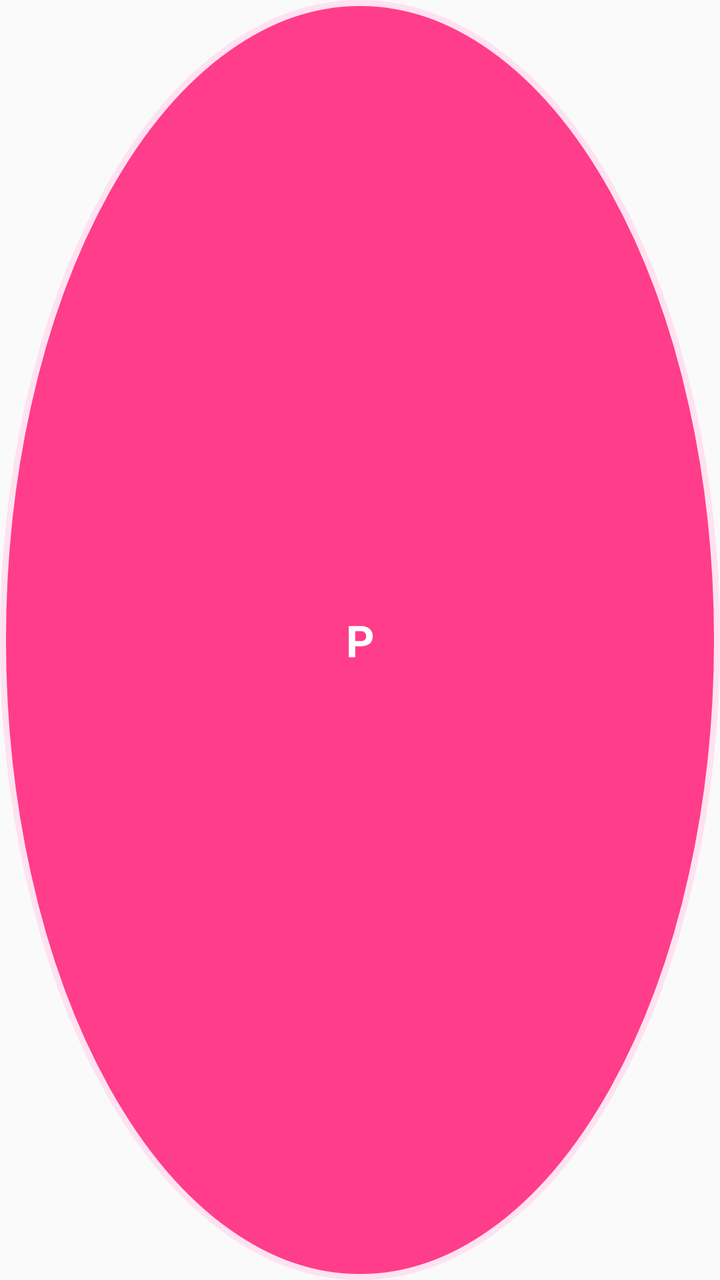
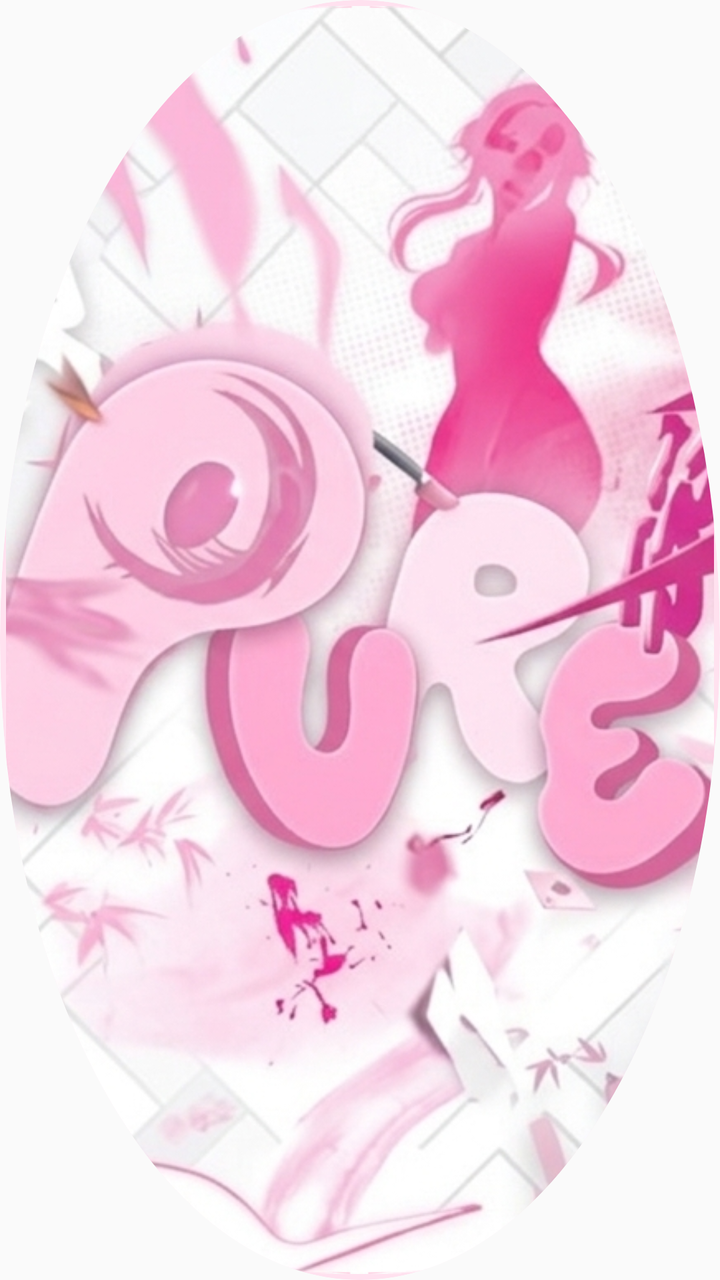

Screens rendered from an Android XML layout before and after an edit, with the pre-edit source and the edit as a unified diff.
<!-- AndroidManifest.xml: application theme Theme.PureTranslate -->
<!-- res/layout/layout_bubble.xml -->
<?xml version="1.0" encoding="utf-8"?>
<FrameLayout xmlns:android="http://schemas.android.com/apk/res/android"
    android:layout_width="56dp"
    android:layout_height="56dp"
    android:background="@drawable/bg_bubble">

    <TextView
        android:layout_width="match_parent"
        android:layout_height="match_parent"
        android:gravity="center"
        android:text="P"
        android:textColor="@color/white"
        android:textSize="22sp"
        android:textStyle="bold" />

</FrameLayout>
<!-- resources referenced by this layout -->
<resources>
  <color name="white">#FFFFFF</color>
  <!-- drawable bg_bubble (drawable) -->
  <?xml version="1.0" encoding="utf-8"?>
  <shape xmlns:android="http://schemas.android.com/apk/res/android" android:shape="oval">
      <solid android:color="@color/hot_pink" />
      <stroke android:width="3dp" android:color="@color/pale_pink" />
  </shape>
  <style name="Theme.PureTranslate" parent="android:Theme.Material.Light.NoActionBar" />
  <color name="hot_pink">#FF3D8B</color>
  <color name="pale_pink">#FFE1EF</color>
</resources>

<!-- the commit's change to res/layout/layout_bubble.xml (unified diff, before → after) -->
@@ -1,16 +1,16 @@
 <?xml version="1.0" encoding="utf-8"?>
 <FrameLayout xmlns:android="http://schemas.android.com/apk/res/android"
-    android:layout_width="56dp"
-    android:layout_height="56dp"
-    android:background="@drawable/bg_bubble">
+    android:layout_width="62dp"
+    android:layout_height="62dp"
+    android:background="@drawable/bg_bubble"
+    android:clipToOutline="true">
 
-    <TextView
+    <ImageView
         android:layout_width="match_parent"
         android:layout_height="match_parent"
-        android:gravity="center"
-        android:text="P"
-        android:textColor="@color/white"
-        android:textSize="22sp"
-        android:textStyle="bold" />
+        android:layout_margin="3dp"
+        android:scaleType="centerCrop"
+        android:src="@drawable/bubble_icon"
+        android:contentDescription="@string/app_name" />
 
 </FrameLayout>
<!-- resource entries referenced after the edit -->
@@ -1,12 +1,13 @@
 <!-- resources referenced by this layout -->
 <resources>
-  <color name="white">#FFFFFF</color>
   <!-- drawable bg_bubble (drawable) -->
   <?xml version="1.0" encoding="utf-8"?>
   <shape xmlns:android="http://schemas.android.com/apk/res/android" android:shape="oval">
       <solid android:color="@color/hot_pink" />
       <stroke android:width="3dp" android:color="@color/pale_pink" />
   </shape>
+  <!-- drawable bubble_icon: png bitmap (drawable, 877009 bytes) -->
+  <string name="app_name">بيور ترجمة</string>
   <style name="Theme.PureTranslate" parent="android:Theme.Material.Light.NoActionBar" />
   <color name="hot_pink">#FF3D8B</color>
   <color name="pale_pink">#FFE1EF</color>
